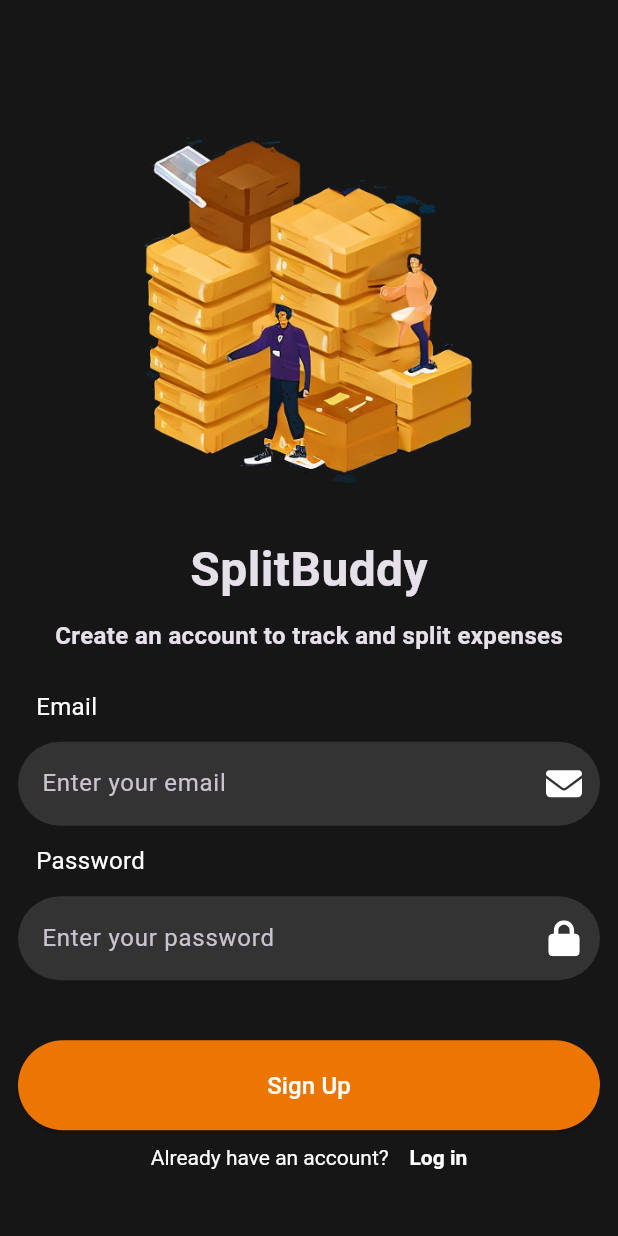
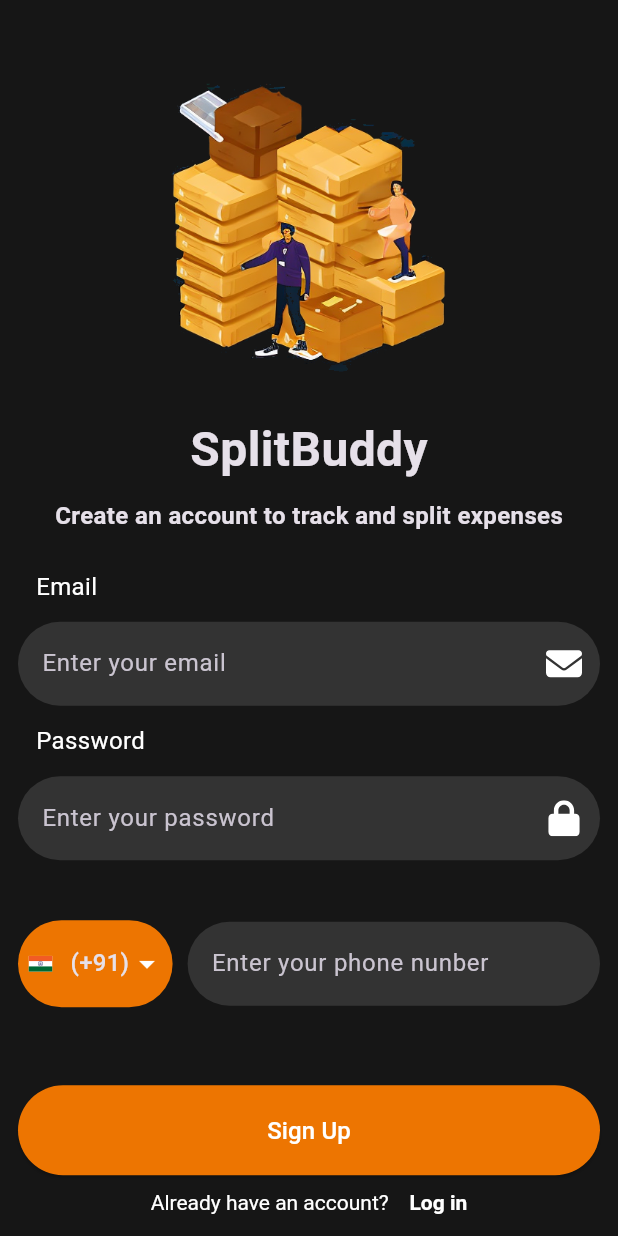
Before and after one commit to projectsojess/splitbuddyapp, a Flutter app: the SignUpScreen screen opened directly, on a phone screen of 412 x 824 dp. Run offline on Flutter 3.47's test engine with Material 3 defaults, Android fonts, the phone set to English and light mode, and no system bars; our stand-ins replace flutter_svg; Roboto replaces fonts that are missing (Source Sans Pro).

Commit message:
sign_up_phone_changes

```diff
--- a/lib/constants/asset_constants.dart
+++ b/lib/constants/asset_constants.dart
@@ -7,4 +7,9 @@ class AssetConstants {
   static const String envelope = '$_svgPath/envelope.svg';
   static const String lock = '$_svgPath/lock.svg';
   static const String signupScreenImage = '$_pngPath/signup_screen_image.png';
+  static const String _flagPath = 'assets/flags';
+
+  static String getFullFlagPath(String flagPrefix) {
+    return '$_flagPath/${flagPrefix}_flag.svg';
+  }
 }
--- a/lib/constants/ui_constants.dart
+++ b/lib/constants/ui_constants.dart
@@ -38,6 +38,18 @@ class UIConstants {
     ));
   }
 
+  static SizedBox getSVGIconSB(String iconPath) {
+    return SizedBox(
+        child: Transform.scale(
+      scale: 0.8,
+      child: SvgPicture.asset(
+        iconPath,
+        height: 20,
+        width: 20,
+      ),
+    ));
+  }
+
   static Future<Object?> getLoginScreen(BuildContext context) {
     return Navigator.push(
         context, MaterialPageRoute(builder: (context) => LoginView()));
--- /dev/null
+++ b/lib/dtos/country.dart
@@ -0,0 +1,6 @@
+class Country {
+  final String name;
+  final String code;
+
+  Country({required this.name, required this.code});
+}
--- /dev/null
+++ b/lib/dtos/dtos.dart
@@ -0,0 +1 @@
+export './Country.dart';
--- a/lib/feature/auth/views/signup_screen.dart
+++ b/lib/feature/auth/views/signup_screen.dart
@@ -2,6 +2,7 @@ import 'package:flutter/gestures.dart';
 import 'package:flutter/material.dart';
 import 'package:splitbuddy/constants/asset_constants.dart';
 import 'package:splitbuddy/constants/ui_constants.dart';
+import 'package:splitbuddy/dtos/country.dart';
 import 'package:splitbuddy/feature/auth/widgets/auth_field.dart';
 import 'package:splitbuddy/themes/pallete.dart';
 
@@ -18,7 +19,11 @@ class _SignUpScreenState extends State<SignUpScreen> {
 
   final String iconPathEmail = AssetConstants.envelope;
   final String iconPathPassword = AssetConstants.lock;
-
+  final List<Country> _countries = [
+    Country(name: 'INDIA', code: '+91'),
+    Country(name: 'USA', code: '+1')
+  ];
+  Country? _selectedCountry;
   @override
   void dispose() {
     super.dispose();
@@ -41,7 +46,7 @@ class _SignUpScreenState extends State<SignUpScreen> {
                   child: Column(children: [
                     Image.asset(
                       AssetConstants.signupScreenImage,
-                      height: 300,
+                      height: 250,
                     ),
                     UIConstants.getAppTitle(32),
                     SizedBox(
@@ -79,6 +84,72 @@ class _SignUpScreenState extends State<SignUpScreen> {
                 controller: passwordController,
                 hintText: 'Enter your password',
                 iconPath: iconPathPassword,
+              ),
+              SizedBox(
+                height: 40,
+              ),
+              Row(
+                children: [
+                  Container(
+                    padding: EdgeInsets.all(5),
+                    decoration: BoxDecoration(
+                      color: Pallete.buttonBgcolor,
+                      borderRadius: BorderRadius.circular(30.0),
+                    ),
+                    child: DropdownButton<Country>(
+                      value: _countries[0], // selected country value
+                      onChanged: (Country? newValue) {
+                        setState(() {
+                          _selectedCountry = newValue!;
+                        });
+                      },
+                      icon: Icon(
+                        Icons.arrow_drop_down,
+                        color: Pallete.authIconsColor,
+                      ),
+                      elevation: 2,
+                      underline: Container(),
+                      items: _countries
+                          .map<DropdownMenuItem<Country>>((Country country) {
+                        return DropdownMenuItem<Country>(
+                          value: country,
+                          child: Row(
+                            children: [
+                              UIConstants.getSVGIconSB(
+                                  AssetConstants.getFullFlagPath(country.name)),
+                              SizedBox(width: 10),
+                              Text('(${country.code})'),
+                            ],
+                          ),
+                        );
+                      }).toList(),
+                    ),
+                  ),
+                  SizedBox(
+                    width: 10.0,
+                  ),
+                  Container(
+                    child: Expanded(
+                      child: TextFormField(
+                        controller: TextEditingController(),
+                        style: TextStyle(
+                          color: Pallete.inputFieldTextColor,
+                        ),
+                        decoration: InputDecoration(
+                            filled: true,
+                            fillColor: Pallete.inputFieldBgColor,
+                            hintText: 'Enter your phone nunber',
+                            border: OutlineInputBorder(
+                              borderRadius: BorderRadius.circular(30.0),
+                              borderSide: BorderSide.none,
+                            )),
+                      ),
+                    ),
+                  )
+                ],
+              ),
+              SizedBox(
+                height: 12,
               ),
               SizedBox(
                 height: 40,
--- a/pubspec.yaml
+++ b/pubspec.yaml
@@ -63,6 +63,7 @@ flutter:
   assets:
     - assets/svgs/
     - assets/pngs/
+    - assets/flags/
   #   - images/a_dot_ham.jpeg
 
   # An image asset can refer to one or more resolution-specific "variants", see
```
Also changed, not shown: assets/flags/INDIA_flag.svg (added), assets/flags/USA_flag.svg (added), assets/pngs/phone_number_screen_image.png (added), flutter_01.png (added), lib/feature/auth/views/verify_otp_screen.dart (added).
